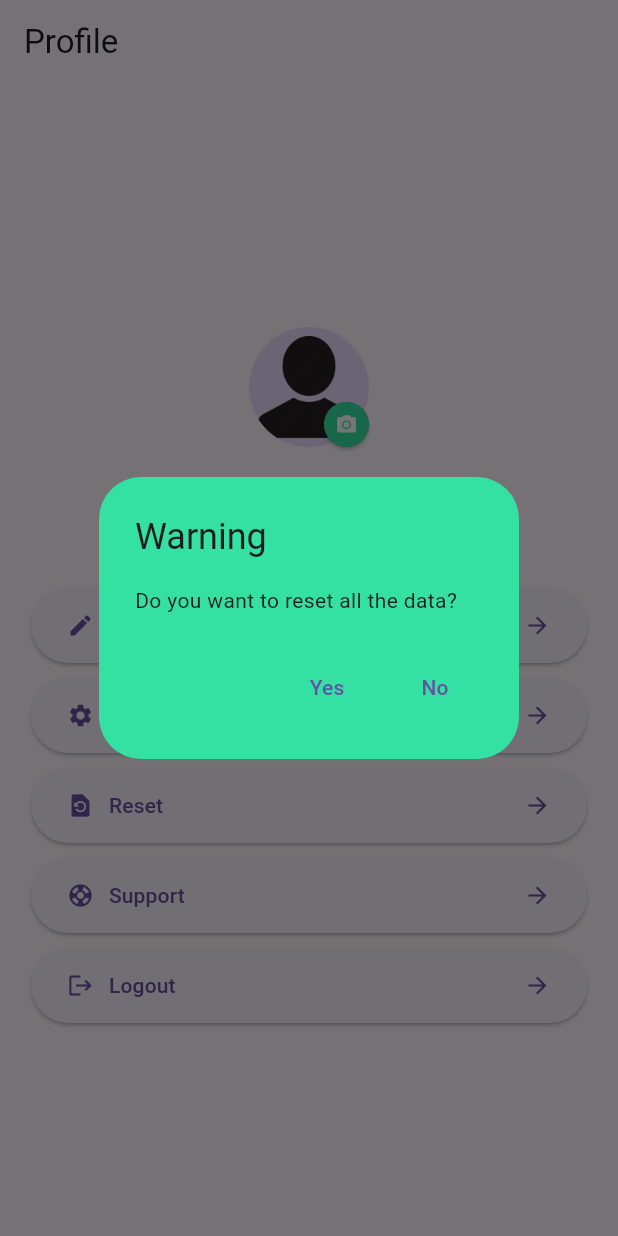
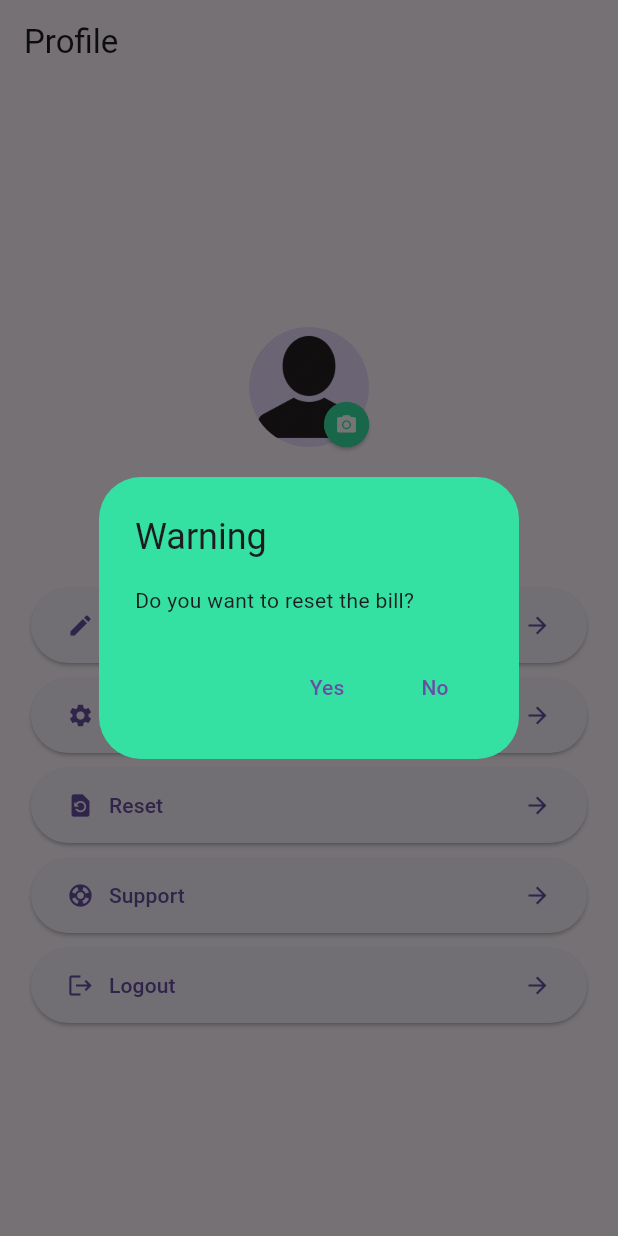
Before and after one commit to Smart-Eco/Smart-Eco, a Flutter app: the ProfileScrn screen opened directly, after a tap on "Reset", on a phone screen of 412 x 824 dp. Run offline on Flutter 3.47's test engine with Material 3 defaults, Android fonts, the phone set to English and light mode, and no system bars; our stand-ins replace google_fonts.

Commit message:
reset button edit

```diff
--- a/lib/Screens/profile_scrn.dart
+++ b/lib/Screens/profile_scrn.dart
@@ -136,7 +136,7 @@ class ProfileScrn extends StatelessWidget {
         return AlertDialog(
           backgroundColor: const Color.fromRGBO(52, 225, 162, 1),
           title: const Text('Warning'),
-          content: const Text('Do you want to reset all the data?'),
+          content: const Text('Do you want to reset the bill?'),
           actions: <Widget>[
             TextButton(
               onPressed: () {
```
